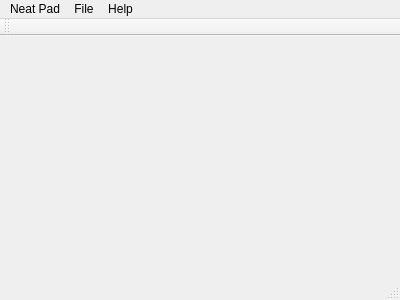
Before: the Qt Designer form mainwindow.ui in Bykow/Neat_Pad, drawn with Qt 5.
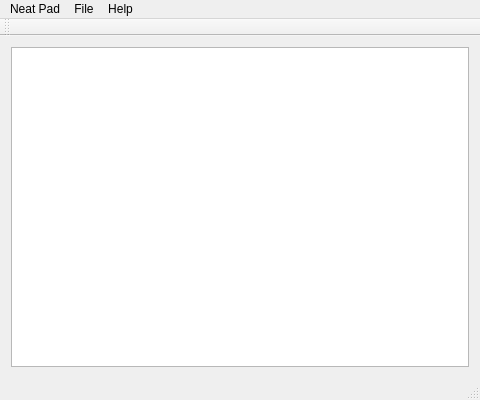
After: the same form once the commit is applied.

Diff of the .ui file:
```diff
--- a/mainwindow.ui
+++ b/mainwindow.ui
@@ -6,20 +6,26 @@
    <rect>
     <x>0</x>
     <y>0</y>
-    <width>400</width>
-    <height>300</height>
+    <width>480</width>
+    <height>400</height>
    </rect>
   </property>
   <property name="windowTitle">
    <string>MainWindow</string>
   </property>
-  <widget class="QWidget" name="centralWidget"/>
+  <widget class="QWidget" name="centralWidget">
+   <layout class="QHBoxLayout" name="horizontalLayout">
+    <item>
+     <widget class="QPlainTextEdit" name="plainTextEdit"/>
+    </item>
+   </layout>
+  </widget>
   <widget class="QMenuBar" name="menuBar">
    <property name="geometry">
     <rect>
      <x>0</x>
      <y>0</y>
-     <width>400</width>
+     <width>480</width>
      <height>22</height>
     </rect>
    </property>
```
Left out of the diff: 25 changed lines with no effect on the pictures.
